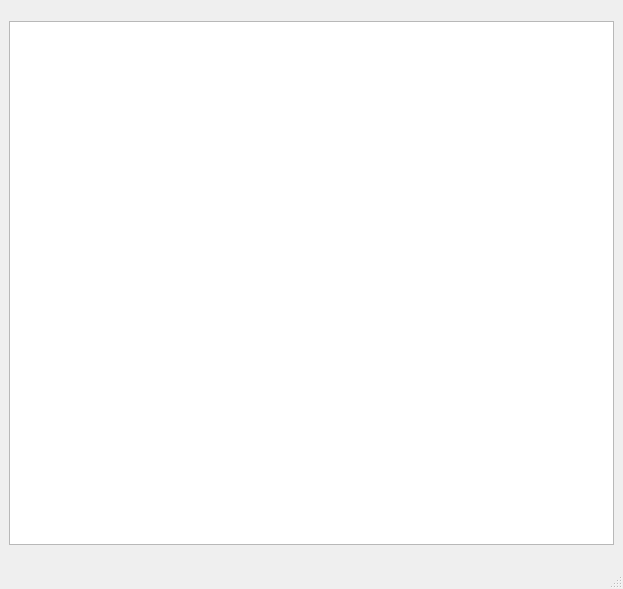
Qt form interface.ui (SIA2602/Calculo-IA-e-IAA) before a commit.
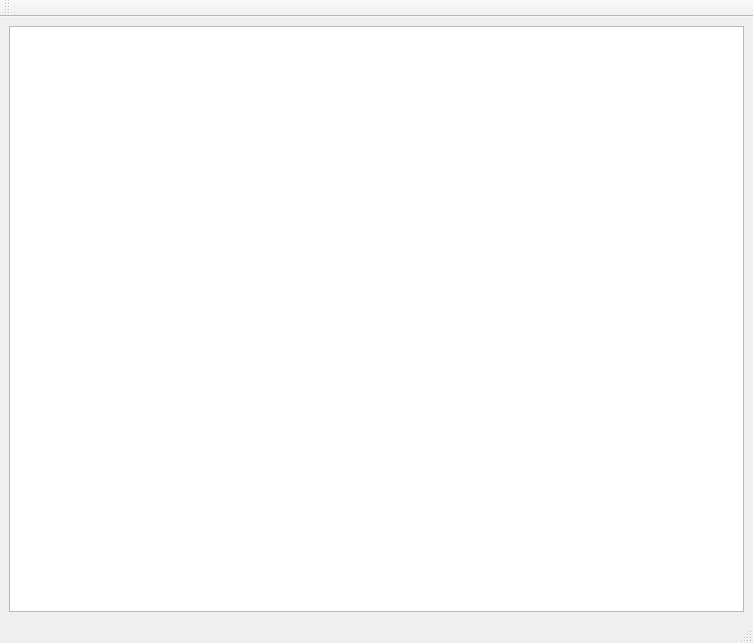
The same form after that commit.

Commit message: auto-ajuste

What changed in the file:
```diff
--- a/interface.ui
+++ b/interface.ui
@@ -6,27 +6,27 @@
    <rect>
     <x>0</x>
     <y>0</y>
-    <width>623</width>
-    <height>589</height>
+    <width>753</width>
+    <height>643</height>
    </rect>
   </property>
   <property name="windowTitle">
    <string>MainWindow</string>
   </property>
   <widget class="QWidget" name="centralwidget">
+   <property name="sizePolicy">
+    <sizepolicy hsizetype="Preferred" vsizetype="Preferred">
+     <horstretch>0</horstretch>
+     <verstretch>0</verstretch>
+    </sizepolicy>
+   </property>
    <layout class="QGridLayout" name="gridLayout">
-    <item row="0" column="0">
-     <widget class="QTableWidget" name="table">
-      <property name="enabled">
-       <bool>true</bool>
-      </property>
-      <property name="maximumSize">
-       <size>
-        <width>605</width>
-        <height>524</height>
-       </size>
-      </property>
-     </widget>
+    <item row="1" column="0" colspan="2">
+     <layout class="QVBoxLayout" name="graphLayout">
+      <item>
+       <widget class="QTableWidget" name="table"/>
+      </item>
+     </layout>
     </item>
    </layout>
   </widget>
@@ -41,6 +41,27 @@
    </property>
   </widget>
   <widget class="QStatusBar" name="statusbar"/>
+  <widget class="QToolBar" name="toolBar">
+   <property name="windowTitle">
+    <string>toolBar</string>
+   </property>
+   <attribute name="toolBarArea">
+    <enum>TopToolBarArea</enum>
+   </attribute>
+   <attribute name="toolBarBreak">
+    <bool>false</bool>
+   </attribute>
+  </widget>
+  <action name="actionAjuda">
+   <property name="text">
+    <string>Ajuda</string>
+   </property>
+  </action>
+  <action name="actionSobre">
+   <property name="text">
+    <string>Sobre</string>
+   </property>
+  </action>
  </widget>
  <tabstops>
   <tabstop>table</tabstop>
```
Left out of the diff: 15 changed lines with no effect on the pictures. The commit also changes 2 other files.
